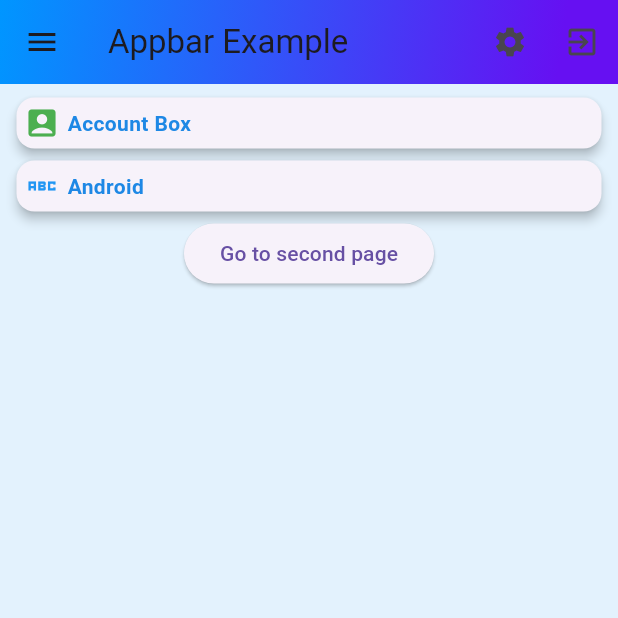
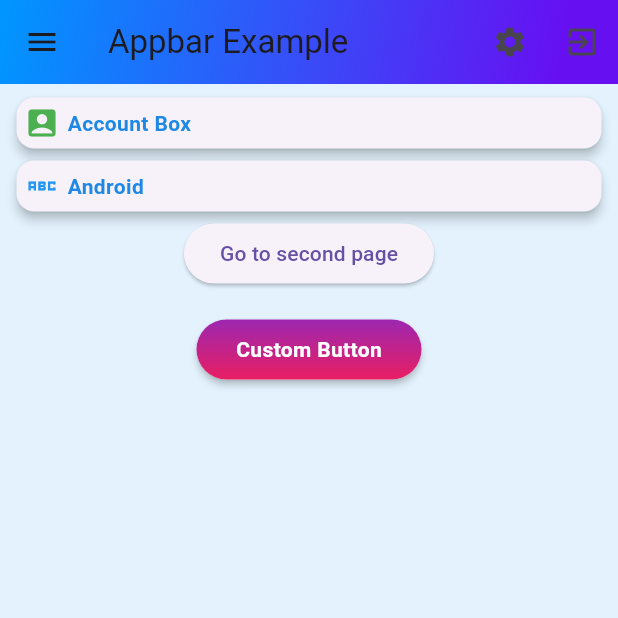
Before and after one commit to MFaqihRidho/learn-flutter, a Flutter app: the MainPage screen opened directly, on a phone screen of 412 x 824 dp, the top half of it. Run offline on Flutter 3.47's test engine with Material 3 defaults, Android fonts, the phone set to English and light mode, and no system bars.

Commit message:
✨ learn inkwell

```diff
--- a/lib/main_page.dart
+++ b/lib/main_page.dart
@@ -11,8 +11,8 @@ class MainPage extends StatelessWidget {
       // appbar
       backgroundColor: Colors.blue.shade50,
       appBar: AppBar(
-        leading: Icon(Icons.menu),
-        title: Text('Appbar Example'),
+        leading: const Icon(Icons.menu),
+        title: const Text('Appbar Example'),
         actions: [
           IconButton(onPressed: () {}, icon: Icon(Icons.settings)),
           IconButton(
@@ -35,7 +35,7 @@ class MainPage extends StatelessWidget {
         ),
       ),
       body: ListView(
-        padding: EdgeInsets.only(right: 7, left: 7, top: 5),
+        padding: const EdgeInsets.only(right: 7, left: 7, top: 5),
         children: [
           buildCard(
               Icon(
@@ -51,14 +51,47 @@ class MainPage extends StatelessWidget {
               'Android'),
           Center(
             child: ElevatedButton(
-              child: Text("Go to second page"),
+              child: const Text("Go to second page"),
+              style: ElevatedButton.styleFrom(shape: const StadiumBorder()),
               onPressed: () {
                 Navigator.push(context, MaterialPageRoute(builder: (context) {
                   return const SecondPage();
                 }));
               },
             ),
-          )
+          ),
+          const SizedBox(height: 20),
+          Center(
+              child: Material(
+            borderRadius: BorderRadius.circular(20),
+            elevation: 2,
+            child: Container(
+              width: 150,
+              height: 40,
+              decoration: BoxDecoration(
+                  borderRadius: BorderRadius.circular(20),
+                  gradient: const LinearGradient(
+                      colors: [Colors.purple, Colors.pink],
+                      begin: Alignment.topCenter,
+                      end: Alignment.bottomCenter)),
+              child: Material(
+                borderRadius: BorderRadius.circular(20),
+                color: Colors.transparent,
+                child: InkWell(
+                  borderRadius: BorderRadius.circular(20),
+                  splashColor: Colors.amber,
+                  onTap: () {},
+                  child: Center(
+                    child: Text(
+                      'Custom Button',
+                      style: TextStyle(
+                          color: Colors.white, fontWeight: FontWeight.w600),
+                    ),
+                  ),
+                ),
+              ),
+            ),
+          ))
         ],
       ),
     );
```
